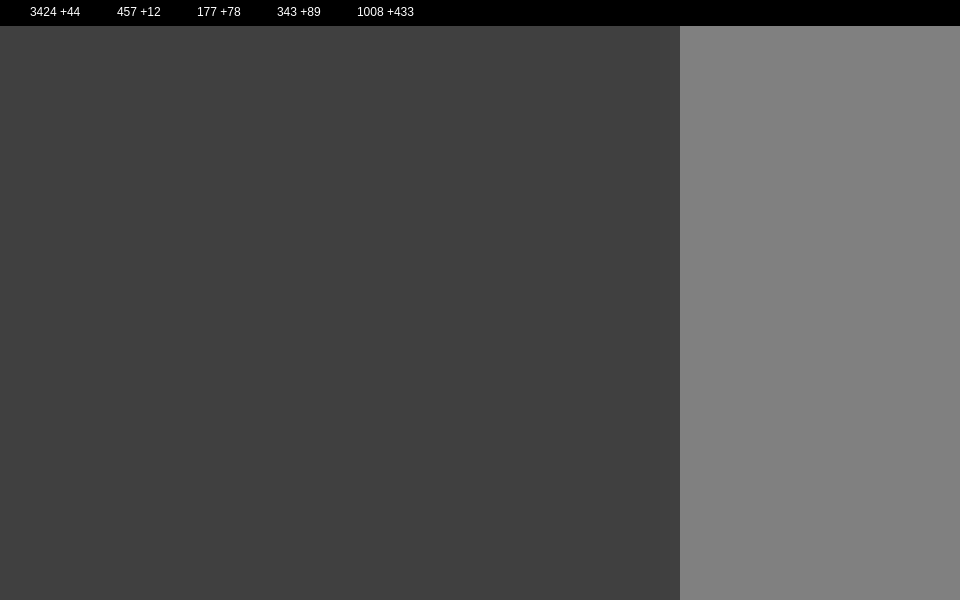
jonspe/ohj3-pirkanmaan-valloitus, file Game/mapwindow.ui: the form before one commit.
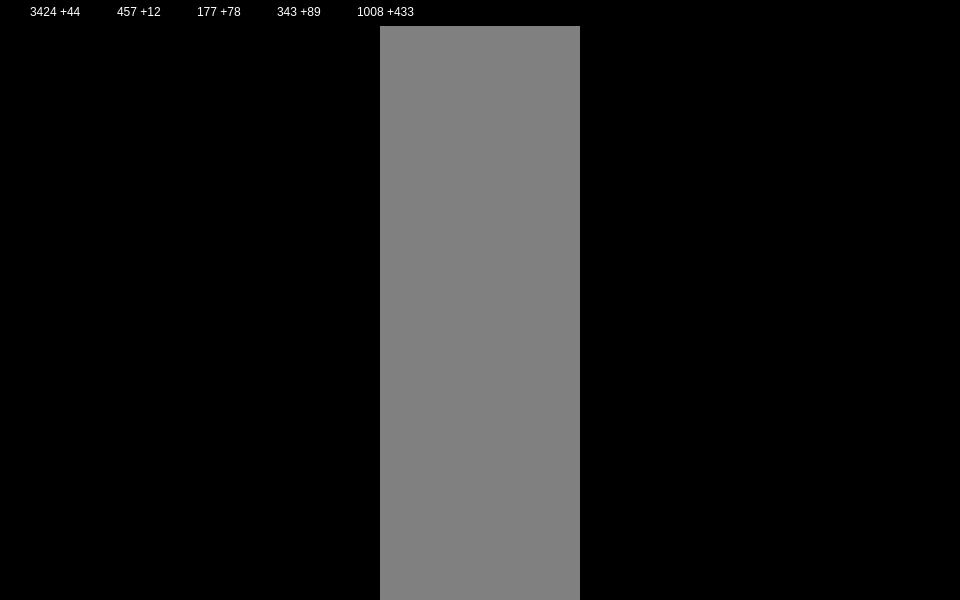
The form after the commit. Icons and pictures are not drawn.

Commit message: Created spritesheet-based rendering for game board - Created class Sprite for rendering parts of a spritesheet - Created class GameScene for rendering the game board and handling sprites - Created class GameView for viewing GameScene and handling mouse events - Updated spritesheet

Diff of the .ui file:
```diff
--- a/Game/mapwindow.ui
+++ b/Game/mapwindow.ui
@@ -51,31 +51,6 @@
         <property name="spacing">
          <number>0</number>
         </property>
-        <item>
-         <widget class="QGraphicsView" name="graphicsView">
-          <property name="minimumSize">
-           <size>
-            <width>640</width>
-            <height>480</height>
-           </size>
-          </property>
-          <property name="styleSheet">
-           <string notr="true">background-color: rgb(64, 64, 64);</string>
-          </property>
-          <property name="frameShape">
-           <enum>QFrame::NoFrame</enum>
-          </property>
-          <property name="lineWidth">
-           <number>0</number>
-          </property>
-          <property name="verticalScrollBarPolicy">
-           <enum>Qt::ScrollBarAlwaysOff</enum>
-          </property>
-          <property name="horizontalScrollBarPolicy">
-           <enum>Qt::ScrollBarAlwaysOff</enum>
-          </property>
-         </widget>
-        </item>
         <item>
          <widget class="QTextBrowser" name="textBrowser">
           <property name="enabled">
@@ -83,13 +58,13 @@
           </property>
           <property name="minimumSize">
            <size>
-            <width>280</width>
+            <width>200</width>
             <height>0</height>
            </size>
           </property>
           <property name="maximumSize">
            <size>
-            <width>280</width>
+            <width>200</width>
             <height>16777215</height>
            </size>
           </property>
```
The commit also changes 11 other files.
